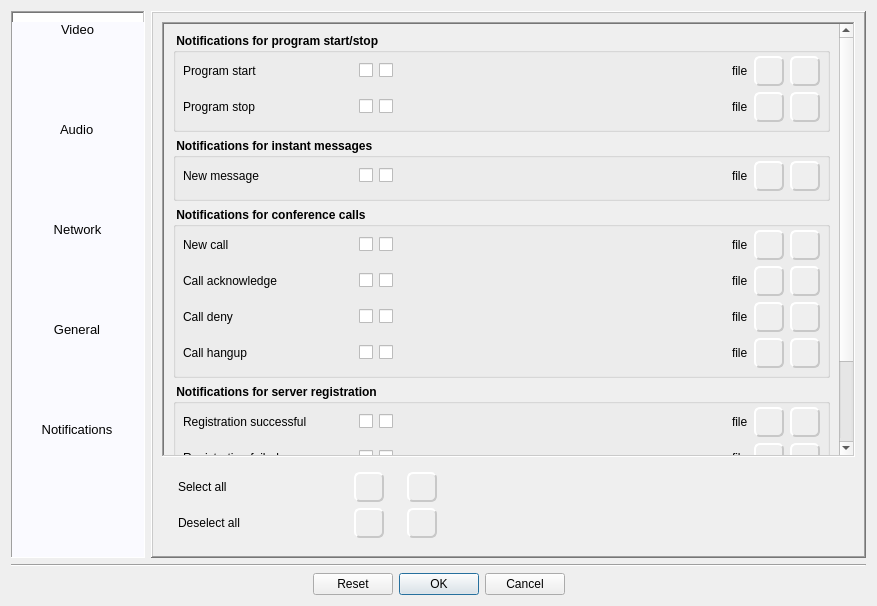
The window that Homer/forms/Dialogs/ConfigurationDialog.ui (Homer-Conferencing/Homer-Conferencing) describes before a commit, drawn with Qt 5.
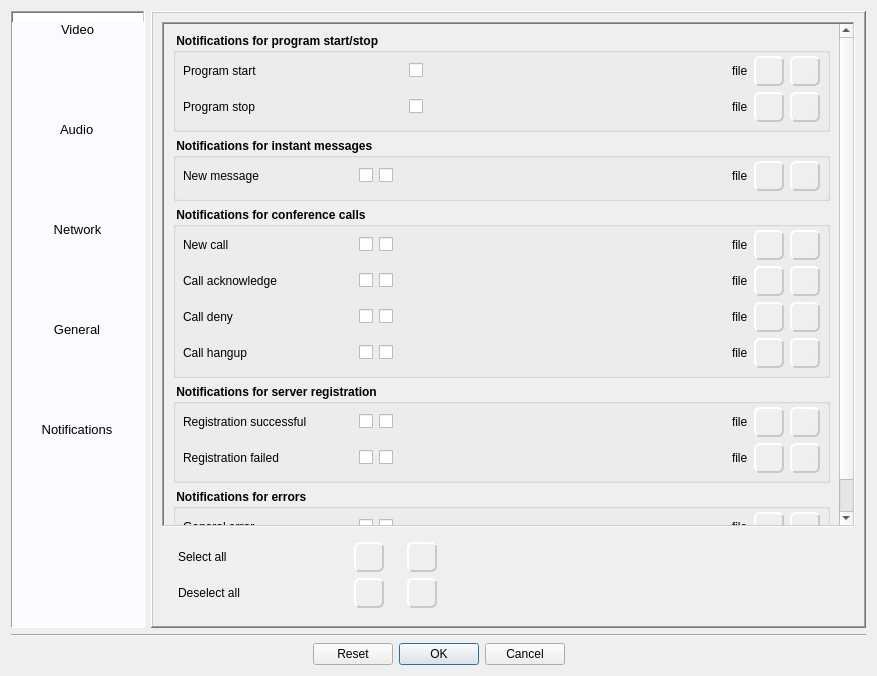
The same window after the commit. The open tabs and pages were chosen to show the change. Icons and pictures are not drawn.

Commit message: - added: removed settings for systray notifications for program start/stop

What changed in the file:
```diff
--- a/Homer/forms/Dialogs/ConfigurationDialog.ui
+++ b/Homer/forms/Dialogs/ConfigurationDialog.ui
@@ -7,7 +7,7 @@
     <x>0</x>
     <y>0</y>
     <width>877</width>
-    <height>606</height>
+    <height>676</height>
    </rect>
   </property>
   <property name="windowTitle">
@@ -3066,8 +3066,8 @@
              <rect>
               <x>0</x>
               <y>0</y>
-              <width>670</width>
-              <height>542</height>
+              <width>654</width>
+              <height>666</height>
              </rect>
             </property>
             <layout class="QVBoxLayout" name="verticalLayout_24">
@@ -3127,30 +3127,22 @@
                    </widget>
                   </item>
                   <item>
-                   <widget class="QCheckBox" name="mCbNotifySystrayStart">
-                    <property name="font">
-                     <font>
-                      <pointsize>9</pointsize>
-                      <weight>50</weight>
-                      <bold>false</bold>
-                     </font>
+                   <widget class="QLabel" name="label_18">
+                    <property name="minimumSize">
+                     <size>
+                      <width>44</width>
+                      <height>0</height>
+                     </size>
                     </property>
-                    <property name="toolTip">
-                     <string>show message in the systray</string>
+                    <property name="maximumSize">
+                     <size>
+                      <width>44</width>
+                      <height>16777215</height>
+                     </size>
                     </property>
                     <property name="text">
                      <string/>
                     </property>
-                    <property name="icon">
-                     <iconset resource="../../resources/Icons.qrc">
-                      <normaloff>:/images/22_22/Message.png</normaloff>:/images/22_22/Message.png</iconset>
-                    </property>
-                    <property name="iconSize">
-                     <size>
-                      <width>22</width>
-                      <height>22</height>
-                     </size>
-                    </property>
                    </widget>
                   </item>
                   <item>
@@ -3338,30 +3330,22 @@
                    </widget>
                   </item>
                   <item>
-                   <widget class="QCheckBox" name="mCbNotifySystrayStop">
-                    <property name="font">
-                     <font>
-                      <pointsize>9</pointsize>
-                      <weight>50</weight>
-                      <bold>false</bold>
-                     </font>
+                   <widget class="QLabel" name="label_20">
+                    <property name="minimumSize">
+                     <size>
+                      <width>44</width>
+                      <height>0</height>
+                     </size>
                     </property>
-                    <property name="toolTip">
-                     <string>show message in the systray</string>
+                    <property name="maximumSize">
+                     <size>
+                      <width>44</width>
+                      <height>16777215</height>
+                     </size>
                     </property>
                     <property name="text">
                      <string/>
                     </property>
-                    <property name="icon">
-                     <iconset resource="../../resources/Icons.qrc">
-                      <normaloff>:/images/22_22/Message.png</normaloff>:/images/22_22/Message.png</iconset>
-                    </property>
-                    <property name="iconSize">
-                     <size>
-                      <width>22</width>
-                      <height>22</height>
-                     </size>
-                    </property>
                    </widget>
                   </item>
                   <item>
```
Left out of the diff: 2 changed lines with no effect on the pictures. The commit also changes 1 other file.
